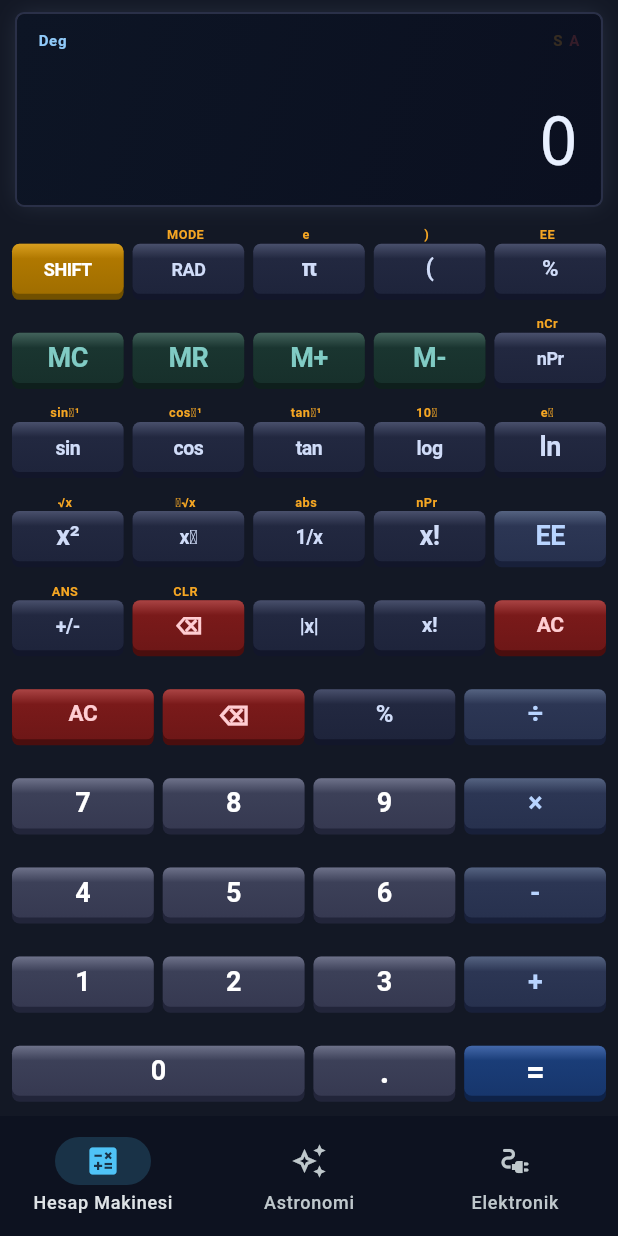
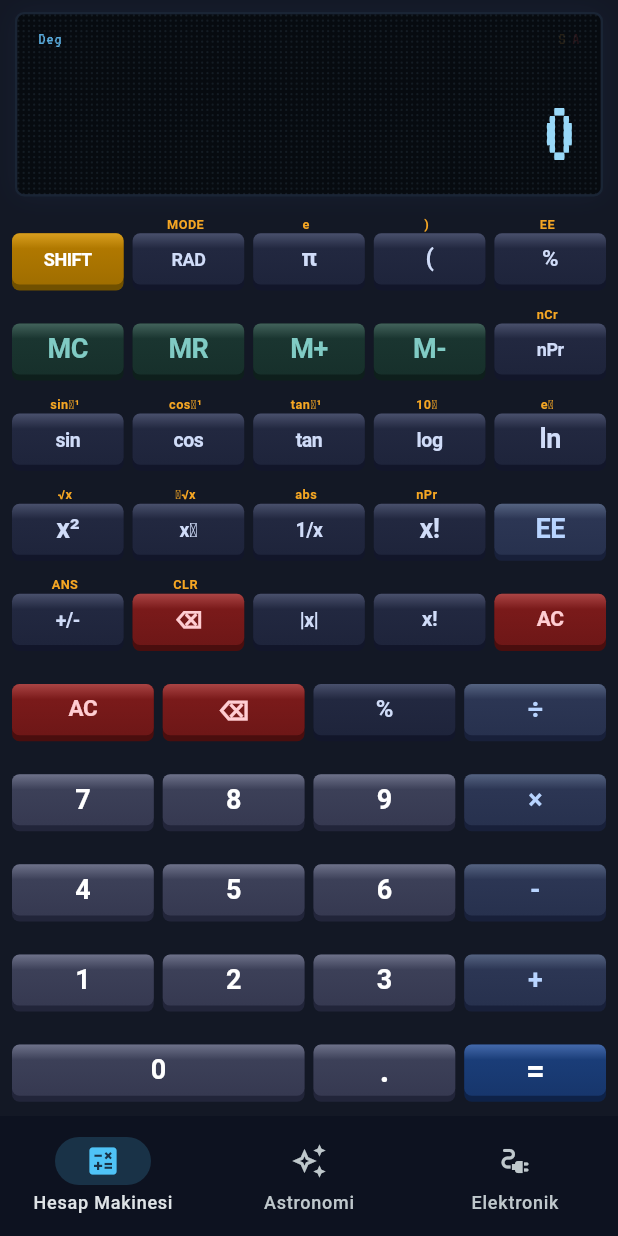
Before and after one commit to maliege/SciCalcPro, a Flutter app: the screen it shows after launch, on a phone screen of 412 x 824 dp. Run offline on Flutter 3.47's test engine with Material 3 defaults, Android fonts, the phone set to English and light mode, and no system bars; our stand-ins replace google_fonts.

Commit message:
Prepare for Play Store release
- Fix factorial overflow (int→double), ʸ√x negative base for odd integer roots,
  C(n,r) incremental formula for numerical stability, _formatNum sig fig consistency
- Add Casio dot matrix LCD display (VT323 font + dot grid CustomPainter, google_fonts)
- Change applicationId/namespace to com.maliege.scicalcpro, app label to
  'Scientific Calculator Pro', relocate MainActivity to new package
- Configure release signing with keystore via key.properties
- Add custom Σ app icon (1024×1024) with adaptive icon variants
- Add docs/privacy.html (EN+TR) and docs/store-listing.md for GitHub Pages

```diff
--- a/lib/widgets/display_widget.dart
+++ b/lib/widgets/display_widget.dart
@@ -1,6 +1,6 @@
 import 'package:flutter/material.dart';
+import 'package:google_fonts/google_fonts.dart';
 
-// Casio fx-991EX ClassWiz style LCD display panel
 class DisplayWidget extends StatelessWidget {
   final String expression;
   final String display;
@@ -25,55 +25,51 @@ class DisplayWidget extends StatelessWidget {
 
     return Container(
       width: double.infinity,
-      // Casio LCD bezel — dark navy frame
       margin: const EdgeInsets.fromLTRB(10, 8, 10, 4),
       decoration: BoxDecoration(
-        color: const Color(0xFF0A0D14),
         borderRadius: BorderRadius.circular(6),
-        border: Border.all(color: const Color(0xFF2A3048), width: 1.5),
+        border: Border.all(color: const Color(0xFF1A2535), width: 1.5),
         boxShadow: const [
-          // Inner LCD glow
           BoxShadow(
-            color: Color(0x22B8D4FF),
-            blurRadius: 12,
+            color: Color(0x1A3060A0),
+            blurRadius: 14,
             spreadRadius: -2,
           ),
         ],
       ),
-      child: Container(
-        // LCD screen surface — slight blue-green tint like real Casio
+      child: ClipRRect(
+        borderRadius: BorderRadius.circular(5),
+        child: Stack(
+          children: [
+            // Layer 1: dot matrix LCD background (solid fill + unlit pixel dots)
+            Positioned.fill(
+              child: CustomPaint(painter: _DotMatrixPainter()),
+            ),
+
+            // Layer 2: content
+            Padding(
               padding: const EdgeInsets.fromLTRB(14, 10, 14, 10),
-        decoration: BoxDecoration(
-          borderRadius: BorderRadius.circular(5),
-          gradient: const LinearGradient(
-            begin: Alignment.topLeft,
-            end: Alignment.bottomRight,
-            colors: [Color(0xFF0D1525), Color(0xFF0B1020)],
-          ),
-        ),
               child: Column(
                 crossAxisAlignment: CrossAxisAlignment.stretch,
                 children: [
-            // ── Status indicators (like Casio indicator row) ──────────────
+                  // ── Status bar ───────────────────────────────────────────
                   Row(
                     children: [
                       _indicator(isRadMode ? 'Rad' : 'Deg',
-                    const Color(0xFF90CAF9)),
+                          const Color(0xFF58A8D8)),
                       const SizedBox(width: 6),
                       if (hasMemory)
-                  _indicator('M', const Color(0xFF80CBC4)),
+                        _indicator('M', const Color(0xFF48B8B0)),
                       const Spacer(),
-                _indicator('S', const Color(0xFFF5A623),
-                    active: false), // SHIFT indicator (off for now)
+                      _indicator('S', const Color(0xFFD09030), active: false),
                       const SizedBox(width: 4),
-                _indicator('A', const Color(0xFFEF5350),
-                    active: false), // ALPHA indicator
+                      _indicator('A', const Color(0xFFCC4444), active: false),
                     ],
                   ),
 
-            const SizedBox(height: 8),
+                  const SizedBox(height: 6),
 
-            // ── Expression / history line ─────────────────────────────────
+                  // ── Expression / history line ─────────────────────────────
                   Align(
                     alignment: Alignment.centerRight,
                     child: Text(
@@ -81,20 +77,18 @@ class DisplayWidget extends StatelessWidget {
                       maxLines: 1,
                       overflow: TextOverflow.ellipsis,
                       textAlign: TextAlign.right,
-                style: const TextStyle(
-                  color: Color(0xFF5A7A9A),
-                  fontSize: 13,
-                  fontWeight: FontWeight.w400,
-                  letterSpacing: 0.5,
+                      style: GoogleFonts.vt323(
+                        color: const Color(0xFF3A6888),
+                        fontSize: 16,
+                        letterSpacing: 0.6,
+                        height: 1.0,
                       ),
                     ),
                   ),
 
                   const SizedBox(height: 2),
 
-            // ── Main result ───────────────────────────────────────────────
-            // SizedBox sabit yükseklik verir: basamak sayısı ne olursa olsun
-            // display paneli küçülmez, FittedBox metni yatayda ölçekler.
+                  // ── Main result — dot-matrix pixel font ────────────────────
                   SizedBox(
                     height: 64,
                     child: AnimatedSwitcher(
@@ -111,14 +105,13 @@ class DisplayWidget extends StatelessWidget {
                           alignment: Alignment.centerRight,
                           child: Text(
                             display,
-                      style: TextStyle(
+                            style: GoogleFonts.vt323(
                               color: isError
-                            ? const Color(0xFFFF5252)
-                            : const Color(0xFFE8F0FF),
-                        fontSize: 52,
-                        fontWeight: FontWeight.w300,
-                        letterSpacing: 1.5,
-                        fontFamily: 'monospace',
+                                  ? const Color(0xFFFF4040)
+                                  : const Color(0xFF98D8F8),
+                              fontSize: 62,
+                              letterSpacing: 2.5,
+                              height: 1.0,
                             ),
                           ),
                         ),
@@ -128,20 +121,50 @@ class DisplayWidget extends StatelessWidget {
                 ],
               ),
             ),
-    );
-  }
-
-  // Small indicator dot — like Casio's "Math / Rad / M / S / A" indicators
-  Widget _indicator(String label, Color color, {bool active = true}) {
-    return Text(
-      label,
-      style: TextStyle(
-        color: active ? color : color.withValues(alpha: 0.18),
-        fontSize: 10,
-        fontWeight: FontWeight.w700,
-        letterSpacing: 0.5,
+          ],
+        ),
       ),
     );
   }
 
+  Widget _indicator(String label, Color color, {bool active = true}) {
+    return Text(
+      label,
+      style: GoogleFonts.vt323(
+        color: active ? color : color.withValues(alpha: 0.15),
+        fontSize: 12,
+        letterSpacing: 0.4,
+        height: 1.0,
+      ),
+    );
   }
+}
+
+// Çok hafif unlit dot grid — gerçek dot-matrix LCD ekran dokusu
+class _DotMatrixPainter extends CustomPainter {
+  @override
+  void paint(Canvas canvas, Size size) {
+    // LCD arka plan rengi
+    canvas.drawRect(
+      Rect.fromLTWH(0, 0, size.width, size.height),
+      Paint()..color = const Color(0xFF070B10),
+    );
+
+    // Sönük piksel ızgarası — Casio dot-matrix LCD'nin "off" pikselleri
+    final dot = Paint()
+      ..color = const Color(0x1890C0E0)
+      ..style = PaintingStyle.fill;
+
+    const double pitch = 3.5; // piksel arası mesafe
+    const double r = 0.75;    // piksel yarıçapı
+
+    for (double x = r; x < size.width; x += pitch) {
+      for (double y = r; y < size.height; y += pitch) {
+        canvas.drawCircle(Offset(x, y), r, dot);
+      }
+    }
+  }
+
+  @override
+  bool shouldRepaint(_DotMatrixPainter old) => false;
+}
```
Also changed, not shown: pubspec.yaml (+12 -0 lines), assets/icon/icon.png (added), pubspec.lock, 17 other files. Lines whose indentation alone changed are shown as unchanged.
